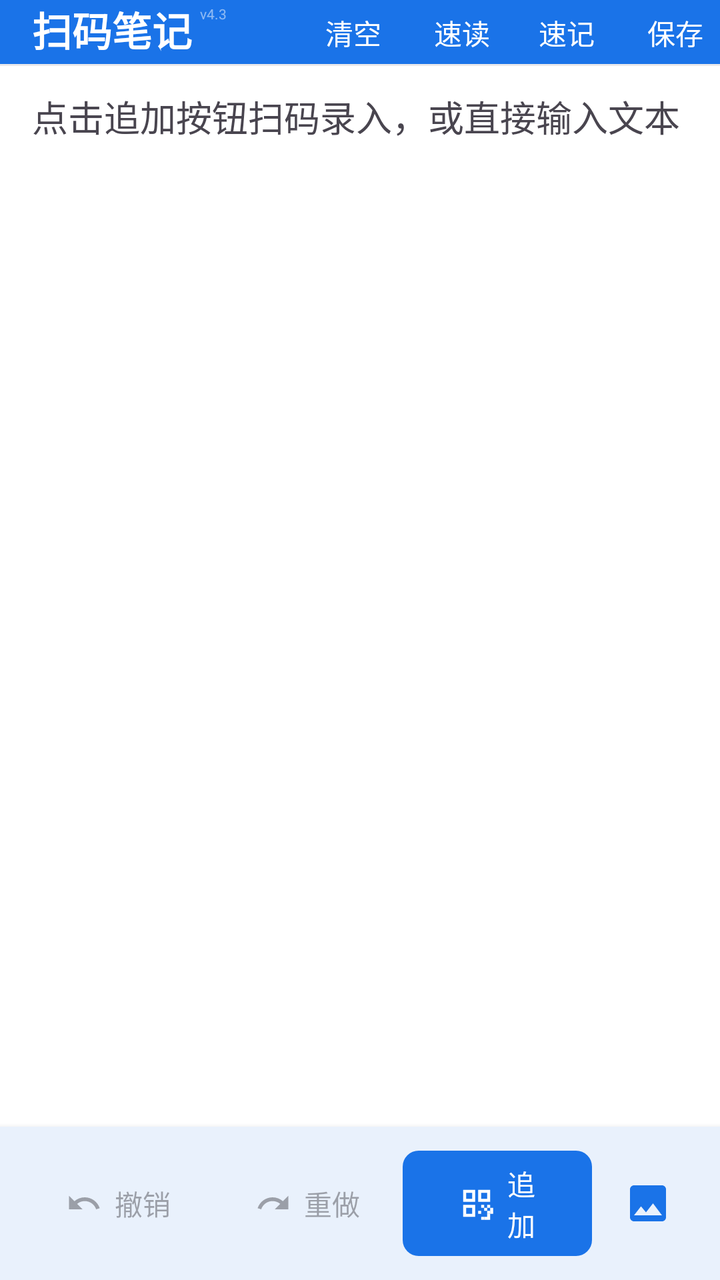
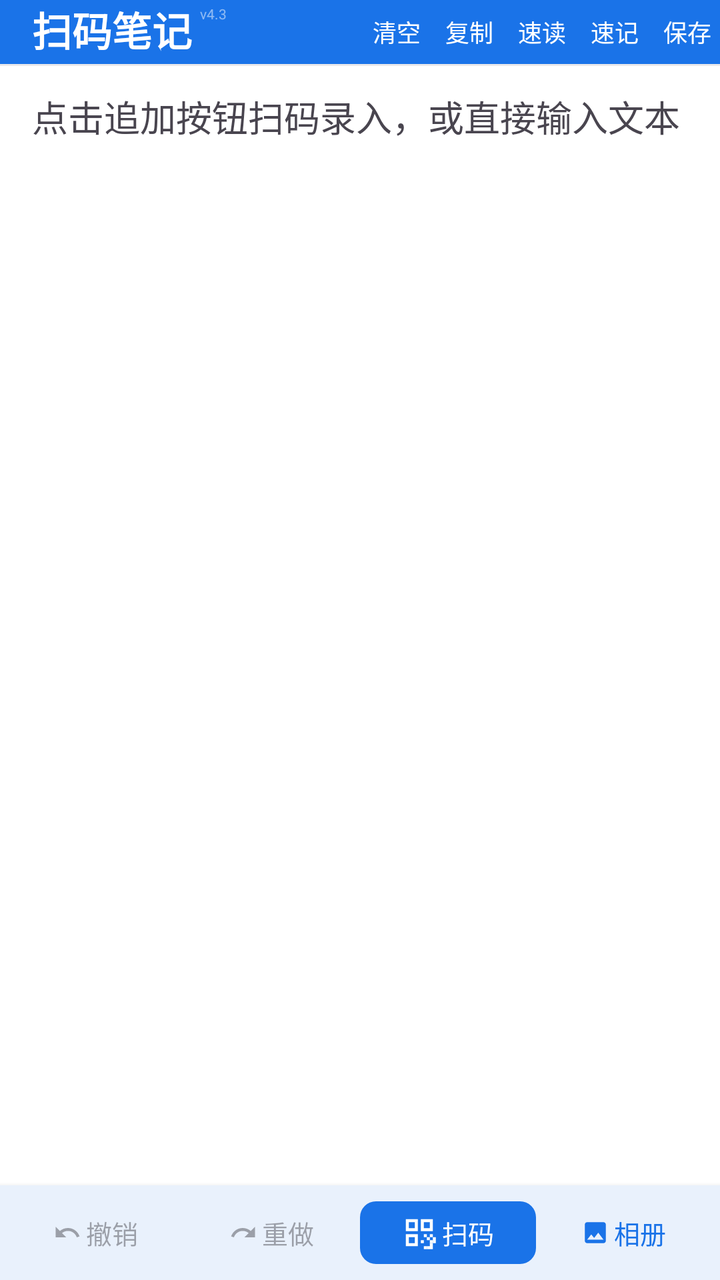

The first picture is an Android layout as it rendered before a commit; the second is the same layout after the commit. The layout source and the unified diff follow.
<!-- AndroidManifest.xml: application theme Theme.ScanPaste -->
<!-- res/layout/activity_main.xml -->
<?xml version="1.0" encoding="utf-8"?>
<androidx.constraintlayout.widget.ConstraintLayout
    xmlns:android="http://schemas.android.com/apk/res/android"
    xmlns:app="http://schemas.android.com/apk/res-auto"
    android:id="@+id/root"
    android:layout_width="match_parent"
    android:layout_height="match_parent"
    android:background="?attr/colorSurface">

    
    <View
        android:id="@+id/status_bar_spacer"
        android:layout_width="0dp"
        android:layout_height="0dp"
        android:background="@color/md_primary"
        app:layout_constraintEnd_toEndOf="parent"
        app:layout_constraintStart_toStartOf="parent"
        app:layout_constraintTop_toTopOf="parent" />

    
    <com.google.android.material.appbar.MaterialToolbar
        android:id="@+id/toolbar"
        android:layout_width="0dp"
        android:layout_height="32dp"
        android:background="@color/md_primary"
        android:minHeight="32dp"
        app:layout_constraintEnd_toEndOf="parent"
        app:layout_constraintStart_toStartOf="parent"
        app:layout_constraintTop_toBottomOf="@id/status_bar_spacer"
        app:titleCentered="false"
        app:titleTextAppearance="@style/TextAppearance.Material3.TitleLarge"
        app:titleTextColor="@color/md_on_primary">

        
        <LinearLayout
            android:layout_width="wrap_content"
            android:layout_height="match_parent"
            android:layout_gravity="start"
            android:baselineAligned="false"
            android:gravity="top"
            android:orientation="horizontal"
            android:paddingBottom="6dp">

            <com.google.android.material.button.MaterialButton
                android:id="@+id/btn_game"
                style="@style/Widget.Material3.Button.TextButton"
                android:layout_width="0dp"
                android:layout_height="0dp"
                android:visibility="gone" />

            <TextView
                android:id="@+id/tv_title"
                android:layout_width="wrap_content"
                android:layout_height="wrap_content"
                android:layout_gravity="top"
                android:text="@string/app_name"
                android:textColor="@color/md_on_primary"
                android:textSize="20sp"
                android:textStyle="bold" />

            <TextView
                android:layout_width="wrap_content"
                android:layout_height="wrap_content"
                android:layout_gravity="top"
                android:layout_marginStart="4dp"
                android:layout_marginTop="2dp"
                android:text="@string/app_version"
                android:textColor="#80FFFFFF"
                android:textSize="7sp" />

        </LinearLayout>

        
        <LinearLayout
            android:layout_width="wrap_content"
            android:layout_height="match_parent"
            android:layout_gravity="end"
            android:gravity="center_vertical"
            android:orientation="horizontal">

            <com.google.android.material.button.MaterialButton
                android:id="@+id/btn_clear"
                style="@style/Widget.Material3.Button.TextButton"
                android:layout_width="wrap_content"
                android:layout_height="wrap_content"
                android:insetTop="0dp"
                android:insetBottom="0dp"
                android:minWidth="0dp"
                android:minHeight="0dp"
                android:paddingHorizontal="8dp"
                android:text="@string/btn_clear"
                android:textAllCaps="false"
                android:textColor="@color/md_on_primary"
                android:textSize="14sp"
                app:rippleColor="#33FFFFFF" />

            <com.google.android.material.button.MaterialButton
                android:id="@+id/btn_readnote"
                style="@style/Widget.Material3.Button.TextButton"
                android:layout_width="wrap_content"
                android:layout_height="wrap_content"
                android:insetTop="0dp"
                android:insetBottom="0dp"
                android:layout_marginStart="12dp"
                android:minHeight="0dp"
                android:minWidth="0dp"
                android:paddingHorizontal="6dp"
                android:text="@string/btn_readnote"
                android:textAllCaps="false"
                android:textColor="@color/md_on_primary"
                android:textSize="14sp"
                app:rippleColor="#33FFFFFF" />

            <com.google.android.material.button.MaterialButton
                android:id="@+id/btn_quicknote"
                android:layout_marginStart="12dp"
                style="@style/Widget.Material3.Button.TextButton"
                android:layout_width="wrap_content"
                android:layout_height="wrap_content"
                android:insetTop="0dp"
                android:insetBottom="0dp"
                android:minHeight="0dp"
                android:minWidth="0dp"
                android:paddingHorizontal="6dp"
                android:text="@string/btn_quicknote"
                android:textAllCaps="false"
                android:textColor="@color/md_on_primary"
                android:textSize="14sp"
                app:rippleColor="#33FFFFFF" />

            <com.google.android.material.button.MaterialButton
                android:id="@+id/btn_save"
                android:layout_marginStart="12dp"
                style="@style/Widget.Material3.Button.TextButton"
                android:layout_width="wrap_content"
                android:layout_height="wrap_content"
                android:insetTop="0dp"
                android:insetBottom="0dp"
                android:minHeight="0dp"
                android:minWidth="0dp"
                android:paddingHorizontal="8dp"
                android:text="@string/btn_save"
                android:textAllCaps="false"
                android:textColor="@color/md_on_primary"
                android:textSize="14sp"
                app:rippleColor="#33FFFFFF" />

        </LinearLayout>

    </com.google.android.material.appbar.MaterialToolbar>

    
    <View
        android:id="@+id/toolbar_divider"
        android:layout_width="0dp"
        android:layout_height="1dp"
        android:alpha="0.15"
        android:background="?attr/colorOutline"
        app:layout_constraintEnd_toEndOf="parent"
        app:layout_constraintStart_toStartOf="parent"
        app:layout_constraintTop_toBottomOf="@id/toolbar" />

    
    <androidx.core.widget.NestedScrollView
        android:id="@+id/scroll_editor"
        android:layout_width="0dp"
        android:layout_height="0dp"
        android:fillViewport="true"
        app:layout_constraintBottom_toTopOf="@id/button_bar"
        app:layout_constraintEnd_toEndOf="parent"
        app:layout_constraintStart_toStartOf="parent"
        app:layout_constraintTop_toBottomOf="@id/toolbar_divider">

        <EditText
            android:id="@+id/et_editor"
            android:layout_width="match_parent"
            android:layout_height="wrap_content"
            android:background="@null"
            android:gravity="top|start"
            android:hint="@string/editor_hint"
            android:inputType="textMultiLine|textCapSentences"
            android:minHeight="0dp"
            android:paddingHorizontal="16dp"
            android:paddingVertical="12dp"
            android:scrollbars="vertical"
            android:textColor="?attr/colorOnSurface"
            android:textColorHint="?attr/colorOnSurfaceVariant"
            android:textIsSelectable="true"
            android:textSize="18sp" />

    </androidx.core.widget.NestedScrollView>

    
    <com.google.android.material.card.MaterialCardView
        android:id="@+id/button_bar"
        android:layout_width="0dp"
        android:layout_height="wrap_content"
        app:cardBackgroundColor="?attr/colorSurface"
        app:cardCornerRadius="0dp"
        app:cardElevation="4dp"
        app:layout_constraintBottom_toBottomOf="parent"
        app:layout_constraintEnd_toEndOf="parent"
        app:layout_constraintStart_toStartOf="parent"
        app:strokeWidth="0dp">

        <LinearLayout
            android:id="@+id/ll_buttons"
            android:layout_width="match_parent"
            android:layout_height="wrap_content"
            android:baselineAligned="false"
            android:gravity="center_vertical"
            android:orientation="horizontal"
            android:paddingStart="12dp"
            android:paddingEnd="12dp"
            android:paddingTop="8dp"
            android:paddingBottom="8dp">

            <com.google.android.material.button.MaterialButton
                android:id="@+id/btn_undo"
                style="@style/Widget.ScanPaste.BottomButton"
                android:layout_width="0dp"
                android:layout_height="wrap_content"
                android:layout_weight="1"
                android:contentDescription="@string/cd_undo"
                android:enabled="false"
                android:text="@string/btn_undo"
                app:icon="@drawable/ic_undo" />

            <com.google.android.material.button.MaterialButton
                android:id="@+id/btn_redo"
                style="@style/Widget.ScanPaste.BottomButton"
                android:layout_width="0dp"
                android:layout_height="wrap_content"
                android:layout_weight="1"
                android:contentDescription="@string/cd_redo"
                android:enabled="false"
                android:text="@string/btn_redo"
                app:icon="@drawable/ic_redo" />

            <com.google.android.material.button.MaterialButton
                android:id="@+id/btn_append"
                style="@style/Widget.ScanPaste.BottomButton.Filled"
                android:layout_width="0dp"
                android:layout_height="wrap_content"
                android:layout_weight="1"
                android:contentDescription="@string/cd_append"
                android:text="@string/btn_append"
                app:icon="@drawable/ic_scan" />

            <com.google.android.material.button.MaterialButton
                android:id="@+id/btn_gallery"
                style="@style/Widget.Material3.Button.TextButton"
                android:layout_width="48dp"
                android:layout_height="48dp"
                android:layout_marginStart="4dp"
                android:contentDescription="@string/cd_gallery"
                android:insetTop="0dp"
                android:insetBottom="0dp"
                android:minWidth="0dp"
                android:padding="0dp"
                app:icon="@drawable/ic_gallery"
                app:iconGravity="textStart"
                app:iconPadding="0dp"
                app:iconSize="24dp" />

        </LinearLayout>
    </com.google.android.material.card.MaterialCardView>

</androidx.constraintlayout.widget.ConstraintLayout>
<!-- resources referenced by this layout -->
<resources>
  <color name="md_on_primary">#FFFFFFFF</color>
  <color name="md_primary">#FF1A73E8</color>
  <!-- drawable ic_gallery (drawable) -->
  <?xml version="1.0" encoding="utf-8"?>
  <vector xmlns:android="http://schemas.android.com/apk/res/android"
      android:width="24dp"
      android:height="24dp"
      android:viewportWidth="24"
      android:viewportHeight="24"
      android:tint="?attr/colorOnSurface">
      <path
          android:fillColor="#FF1C1B1F"
          android:pathData="M21,19V5c0,-1.1 -0.9,-2 -2,-2H5c-1.1,0 -2,0.9 -2,2v14c0,1.1 0.9,2 2,2h14c1.1,0 2,-0.9 2,-2zM8.5,13.5l2.5,3.01L14.5,12l4.5,6H5l3.5,-4.5z" />
  </vector>
  <!-- drawable ic_redo (drawable) -->
  <?xml version="1.0" encoding="utf-8"?>
  <vector xmlns:android="http://schemas.android.com/apk/res/android"
      android:width="24dp"
      android:height="24dp"
      android:viewportWidth="24"
      android:viewportHeight="24"
      android:tint="?attr/colorOnSurface">
      <path
          android:fillColor="#FF1C1B1F"
          android:pathData="M18.4,10.6C16.55,8.99 14.15,8 11.5,8c-4.65,0 -8.58,3.03 -9.96,7.22L3.9,16c1.05,-3.19 4.05,-5.5 7.6,-5.5 1.95,0 3.73,0.72 5.12,1.88L13,16h9V7l-3.6,3.6z" />
  </vector>
  <string name="app_name">扫码笔记</string>
  <string name="app_version">v4.3</string>
  <string name="btn_append">追加</string>
  <string name="btn_clear">清空</string>
  <string name="btn_quicknote">速记</string>
  <string name="btn_readnote">速读</string>
  <string name="btn_redo">重做</string>
  <string name="btn_save">保存</string>
  <string name="btn_undo">撤销</string>
  <string name="cd_append">拍照扫码追加</string>
  <string name="cd_gallery">从相册选择图片扫码</string>
  <string name="cd_redo">重做</string>
  <string name="cd_undo">撤销</string>
  <string name="editor_hint">点击追加按钮扫码录入，或直接输入文本</string>
  <style name="Widget.ScanPaste.BottomButton" parent="Widget.Material3.Button.TextButton">
          <item name="android:textSize">14sp</item>
          <item name="android:textAllCaps">false</item>
          <item name="iconGravity">textStart</item>
          <item name="iconPadding">6dp</item>
          <item name="cornerRadius">8dp</item>
          <item name="android:minHeight">44dp</item>
      </style>
  <style name="Widget.ScanPaste.BottomButton.Filled" parent="Widget.Material3.Button">
          <item name="android:textSize">14sp</item>
          <item name="android:textAllCaps">false</item>
          <item name="iconGravity">textStart</item>
          <item name="iconPadding">6dp</item>
          <item name="cornerRadius">8dp</item>
          <item name="android:minHeight">44dp</item>
          <item name="backgroundTint">@color/md_primary</item>
          <item name="android:textColor">@color/md_on_primary</item>
      </style>
  <color name="md_primary_container">#FFD3E3FD</color>
  <color name="md_on_primary_container">#FF041E49</color>
  <color name="md_secondary">#FF6750A4</color>
  <color name="md_on_secondary">#FFFFFFFF</color>
  <color name="md_secondary_container">#FFE8DEF8</color>
  <color name="md_on_secondary_container">#FF21005D</color>
  <color name="md_surface">#FFFFFFFF</color>
  <color name="md_on_surface">#FF1C1B1F</color>
  <color name="md_surface_variant">#FFE7E0EC</color>
  <color name="md_on_surface_variant">#FF49454F</color>
  <color name="md_outline">#FF79747E</color>
  <color name="md_error">#FFB3261E</color>
  <!-- unchanged entries left out for length: 3 -->
</resources>

<!-- the commit's change to res/layout/activity_main.xml (unified diff, before → after) -->
@@ -68,6 +68,7 @@
                 android:textColor="#80FFFFFF"
                 android:textSize="7sp" />
 
+
         </LinearLayout>
 
         
@@ -87,11 +88,28 @@
                 android:insetBottom="0dp"
                 android:minWidth="0dp"
                 android:minHeight="0dp"
-                android:paddingHorizontal="8dp"
+                android:paddingHorizontal="4dp"
                 android:text="@string/btn_clear"
                 android:textAllCaps="false"
                 android:textColor="@color/md_on_primary"
-                android:textSize="14sp"
+                android:textSize="12sp"
+                app:rippleColor="#33FFFFFF" />
+
+            <com.google.android.material.button.MaterialButton
+                android:id="@+id/btn_copy"
+                android:layout_marginStart="4dp"
+                style="@style/Widget.Material3.Button.TextButton"
+                android:layout_width="wrap_content"
+                android:layout_height="wrap_content"
+                android:insetTop="0dp"
+                android:insetBottom="0dp"
+                android:minHeight="0dp"
+                android:minWidth="0dp"
+                android:paddingHorizontal="4dp"
+                android:text="@string/btn_copy"
+                android:textAllCaps="false"
+                android:textColor="@color/md_on_primary"
+                android:textSize="12sp"
                 app:rippleColor="#33FFFFFF" />
 
             <com.google.android.material.button.MaterialButton
@@ -101,48 +119,48 @@
                 android:layout_height="wrap_content"
                 android:insetTop="0dp"
                 android:insetBottom="0dp"
-                android:layout_marginStart="12dp"
-                android:minHeight="0dp"
-                android:minWidth="0dp"
-                android:paddingHorizontal="6dp"
+                android:layout_marginStart="4dp"
+                android:minHeight="0dp"
+                android:minWidth="0dp"
+                android:paddingHorizontal="4dp"
                 android:text="@string/btn_readnote"
                 android:textAllCaps="false"
                 android:textColor="@color/md_on_primary"
-                android:textSize="14sp"
+                android:textSize="12sp"
                 app:rippleColor="#33FFFFFF" />
 
             <com.google.android.material.button.MaterialButton
                 android:id="@+id/btn_quicknote"
-                android:layout_marginStart="12dp"
-                style="@style/Widget.Material3.Button.TextButton"
-                android:layout_width="wrap_content"
-                android:layout_height="wrap_content"
-                android:insetTop="0dp"
-                android:insetBottom="0dp"
-                android:minHeight="0dp"
-                android:minWidth="0dp"
-                android:paddingHorizontal="6dp"
+                android:layout_marginStart="4dp"
+                style="@style/Widget.Material3.Button.TextButton"
+                android:layout_width="wrap_content"
+                android:layout_height="wrap_content"
+                android:insetTop="0dp"
+                android:insetBottom="0dp"
+                android:minHeight="0dp"
+                android:minWidth="0dp"
+                android:paddingHorizontal="4dp"
                 android:text="@string/btn_quicknote"
                 android:textAllCaps="false"
                 android:textColor="@color/md_on_primary"
-                android:textSize="14sp"
+                android:textSize="12sp"
                 app:rippleColor="#33FFFFFF" />
 
             <com.google.android.material.button.MaterialButton
                 android:id="@+id/btn_save"
-                android:layout_marginStart="12dp"
-                style="@style/Widget.Material3.Button.TextButton"
-                android:layout_width="wrap_content"
-                android:layout_height="wrap_content"
-                android:insetTop="0dp"
-                android:insetBottom="0dp"
-                android:minHeight="0dp"
-                android:minWidth="0dp"
-                android:paddingHorizontal="8dp"
+                android:layout_marginStart="4dp"
+                style="@style/Widget.Material3.Button.TextButton"
+                android:layout_width="wrap_content"
+                android:layout_height="wrap_content"
+                android:insetTop="0dp"
+                android:insetBottom="0dp"
+                android:minHeight="0dp"
+                android:minWidth="0dp"
+                android:paddingHorizontal="4dp"
                 android:text="@string/btn_save"
                 android:textAllCaps="false"
                 android:textColor="@color/md_on_primary"
-                android:textSize="14sp"
+                android:textSize="12sp"
                 app:rippleColor="#33FFFFFF" />
 
         </LinearLayout>
@@ -210,10 +228,10 @@
             android:baselineAligned="false"
             android:gravity="center_vertical"
             android:orientation="horizontal"
-            android:paddingStart="12dp"
-            android:paddingEnd="12dp"
-            android:paddingTop="8dp"
-            android:paddingBottom="8dp">
+            android:paddingStart="4dp"
+            android:paddingEnd="4dp"
+            android:paddingTop="4dp"
+            android:paddingBottom="4dp">
 
             <com.google.android.material.button.MaterialButton
                 android:id="@+id/btn_undo"
@@ -224,7 +242,10 @@
                 android:contentDescription="@string/cd_undo"
                 android:enabled="false"
                 android:text="@string/btn_undo"
-                app:icon="@drawable/ic_undo" />
+                android:textSize="13sp"
+                android:maxLines="1"
+                app:icon="@drawable/ic_undo"
+                        app:iconSize="14dp" />
 
             <com.google.android.material.button.MaterialButton
                 android:id="@+id/btn_redo"
@@ -235,7 +256,10 @@
                 android:contentDescription="@string/cd_redo"
                 android:enabled="false"
                 android:text="@string/btn_redo"
-                app:icon="@drawable/ic_redo" />
+                android:textSize="13sp"
+                android:maxLines="1"
+                app:icon="@drawable/ic_redo"
+                        app:iconSize="14dp" />
 
             <com.google.android.material.button.MaterialButton
                 android:id="@+id/btn_append"
@@ -245,23 +269,21 @@
                 android:layout_weight="1"
                 android:contentDescription="@string/cd_append"
                 android:text="@string/btn_append"
+                android:textSize="13sp"
+                android:maxLines="1"
                 app:icon="@drawable/ic_scan" />
 
             <com.google.android.material.button.MaterialButton
                 android:id="@+id/btn_gallery"
-                style="@style/Widget.Material3.Button.TextButton"
-                android:layout_width="48dp"
-                android:layout_height="48dp"
-                android:layout_marginStart="4dp"
+                style="@style/Widget.ScanPaste.BottomButton"
+                android:layout_width="0dp"
+                android:layout_height="wrap_content"
+                android:layout_weight="1"
                 android:contentDescription="@string/cd_gallery"
-                android:insetTop="0dp"
-                android:insetBottom="0dp"
-                android:minWidth="0dp"
-                android:padding="0dp"
+                android:text="@string/btn_gallery"
+                android:textSize="13sp"
                 app:icon="@drawable/ic_gallery"
-                app:iconGravity="textStart"
-                app:iconPadding="0dp"
-                app:iconSize="24dp" />
+                app:iconSize="14dp" />
 
         </LinearLayout>
     </com.google.android.material.card.MaterialCardView>
<!-- resource entries referenced after the edit -->
@@ -28,33 +28,41 @@
   </vector>
   <string name="app_name">扫码笔记</string>
   <string name="app_version">v4.3</string>
-  <string name="btn_append">追加</string>
+  <string name="btn_append">扫码</string>
   <string name="btn_clear">清空</string>
+  <string name="btn_copy">复制</string>
+  <string name="btn_gallery">相册</string>
   <string name="btn_quicknote">速记</string>
   <string name="btn_readnote">速读</string>
   <string name="btn_redo">重做</string>
   <string name="btn_save">保存</string>
   <string name="btn_undo">撤销</string>
-  <string name="cd_append">拍照扫码追加</string>
+  <string name="cd_append">拍照扫码</string>
   <string name="cd_gallery">从相册选择图片扫码</string>
   <string name="cd_redo">重做</string>
   <string name="cd_undo">撤销</string>
   <string name="editor_hint">点击追加按钮扫码录入，或直接输入文本</string>
   <style name="Widget.ScanPaste.BottomButton" parent="Widget.Material3.Button.TextButton">
-          <item name="android:textSize">14sp</item>
+          <item name="android:textSize">13sp</item>
           <item name="android:textAllCaps">false</item>
           <item name="iconGravity">textStart</item>
-          <item name="iconPadding">6dp</item>
+          <item name="iconPadding">2dp</item>
+          <item name="android:paddingLeft">6dp</item>
+          <item name="android:paddingRight">6dp</item>
           <item name="cornerRadius">8dp</item>
-          <item name="android:minHeight">44dp</item>
+          <item name="android:minHeight">36dp</item>
+          <item name="android:minWidth">0dp</item>
       </style>
   <style name="Widget.ScanPaste.BottomButton.Filled" parent="Widget.Material3.Button">
-          <item name="android:textSize">14sp</item>
+          <item name="android:textSize">13sp</item>
           <item name="android:textAllCaps">false</item>
           <item name="iconGravity">textStart</item>
-          <item name="iconPadding">6dp</item>
+          <item name="iconPadding">2dp</item>
+          <item name="android:paddingLeft">6dp</item>
+          <item name="android:paddingRight">6dp</item>
           <item name="cornerRadius">8dp</item>
-          <item name="android:minHeight">44dp</item>
+          <item name="android:minHeight">36dp</item>
+          <item name="android:minWidth">0dp</item>
           <item name="backgroundTint">@color/md_primary</item>
           <item name="android:textColor">@color/md_on_primary</item>
       </style>
